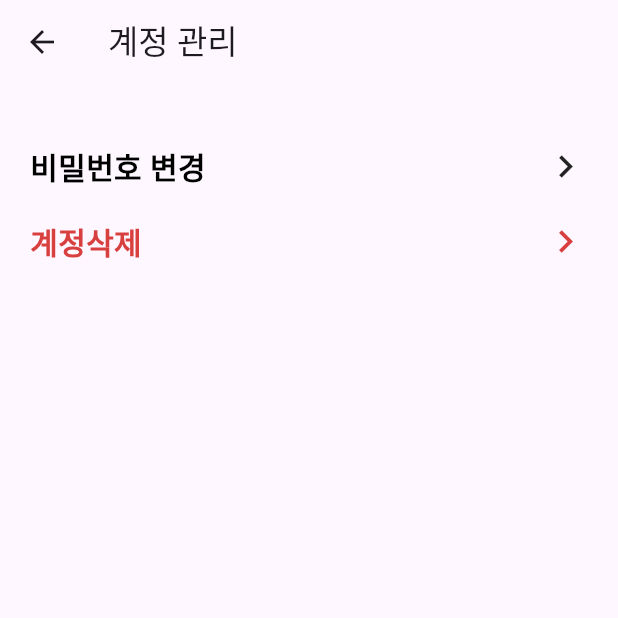
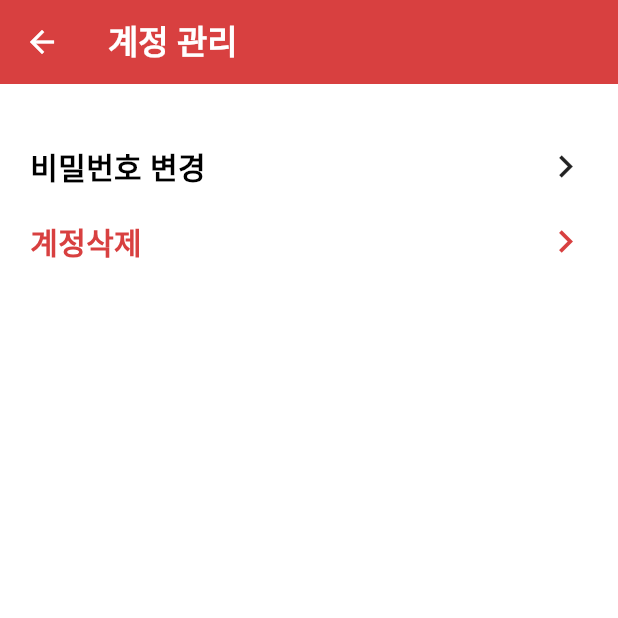
Before and after one commit to APP-iOS7/study_cafe-P6, a Flutter app: the BottomTabBar screen opened directly, item 3 of the bottom bar chosen, after a tap on "계정 관리", on a phone screen of 412 x 824 dp, the top half of it. Run offline on Flutter 3.47's test engine with Material 3 defaults, Android fonts, the phone set to English and light mode, and no system bars; our stand-ins replace cloud_firestore, firebase_auth, firebase_core, flutter_native_splash, get, image_picker; missing offline and left inert: tosspayments_widget_sdk_flutter; accounts and stored records are empty.

Commit message:
UI 개선: 전체 화면 배경색 통일 및 세부 스타일 조정
- 모든 주요 화면에 흰색 배경(backgroundColor: Colors.white) 적용
- 계정 관리 화면 앱바 스타일 개선 (뒤로가기 버튼 색상, 제목 폰트 굵기)
- 예약 내역 화면 카드 높이 및 마진 미세 조정
- 프로필 이미지 테두리 색상 연한 회색으로 변경
- 불필요한 import 제거

```diff
--- a/study_cafe_p6/lib/Screen/Payment/payfail_screen.dart
+++ b/study_cafe_p6/lib/Screen/Payment/payfail_screen.dart
@@ -1,6 +1,5 @@
 import 'package:flutter/material.dart';
 import 'package:get/get.dart';
-import 'package:study_cafe_p6/Screen/main_home_screen.dart';
 import 'package:study_cafe_p6/Screen/tabbar_screen.dart';
 
 class PayFailed extends StatelessWidget {
@@ -9,6 +8,7 @@ class PayFailed extends StatelessWidget {
   @override
   Widget build(BuildContext context) {
     return Scaffold(
+      backgroundColor: Colors.white,
       body: Center(
         child: Column(
           mainAxisAlignment: MainAxisAlignment.center,
--- a/study_cafe_p6/lib/Screen/Reservation/reservation_screen.dart
+++ b/study_cafe_p6/lib/Screen/Reservation/reservation_screen.dart
@@ -30,6 +30,7 @@ class _ReservationScreenState extends State<ReservationScreen> {
     }
 
     return Scaffold(
+      backgroundColor: Colors.white,
       appBar: AppBar(
         leading: IconButton(
           icon: Icon(Icons.arrow_back_ios_new, color: Colors.white),
--- a/study_cafe_p6/lib/Screen/account_manager.dart
+++ b/study_cafe_p6/lib/Screen/account_manager.dart
@@ -1,4 +1,3 @@
-import 'package:flutter/cupertino.dart';
 import 'package:flutter/material.dart';
 import 'package:study_cafe_p6/Screen/alertdialog_screen.dart';
 
@@ -8,7 +7,15 @@ class AccountManager extends StatelessWidget {
   @override
   Widget build(BuildContext context) {
     return Scaffold(
-      appBar: AppBar(title: Text('계정 관리')),
+      backgroundColor: Colors.white,
+      appBar: AppBar(
+        leading: const BackButton(color: Colors.white),
+        title: Text(
+          '계정 관리',
+          style: TextStyle(color: Colors.white, fontWeight: FontWeight.bold),
+        ),
+        backgroundColor: Color(0xffd84040),
+      ),
 
       body: Column(
         mainAxisAlignment: MainAxisAlignment.start,
--- a/study_cafe_p6/lib/Screen/main_home_screen.dart
+++ b/study_cafe_p6/lib/Screen/main_home_screen.dart
@@ -23,6 +23,7 @@ class _MainHomeViewState extends State<MainHomeView> {
     return PopScope(
       canPop: false,
       child: Scaffold(
+        backgroundColor: Colors.white,
         body: SingleChildScrollView(
           child: Padding(
             padding: const EdgeInsets.all(20.0),
--- a/study_cafe_p6/lib/Screen/myinfo_screen.dart
+++ b/study_cafe_p6/lib/Screen/myinfo_screen.dart
@@ -26,6 +26,7 @@ class _MyinfoScreenState extends State<MyinfoScreen> {
     return PopScope(
       canPop: false,
       child: Scaffold(
+        backgroundColor: Colors.white,
         appBar: AppBar(
           automaticallyImplyLeading: false,
           backgroundColor: Color(0xffd84040),
@@ -393,7 +394,10 @@ class _RoundCircleState extends State<RoundCircle> {
         decoration: BoxDecoration(
           shape: BoxShape.circle,
           color: Colors.grey[300],
-          border: Border.all(color: Colors.black, width: 2),
+          border: Border.all(
+            color: const Color.fromARGB(255, 217, 216, 216),
+            width: 2,
+          ),
           image:
               _base64Image != null
                   ? DecorationImage(
--- a/study_cafe_p6/lib/Screen/seat_page_screen.dart
+++ b/study_cafe_p6/lib/Screen/seat_page_screen.dart
@@ -100,6 +100,7 @@ class _SeatPageViewState extends State<SeatPageView> {
     return PopScope(
       canPop: widget.isFromHome, // 홈에서 왔을 때만 뒤로가기 가능
       child: Scaffold(
+        backgroundColor: Colors.white,
         appBar: AppBar(
           automaticallyImplyLeading: widget.isFromHome,
           foregroundColor: Colors.white, // 홈에서 왔을 때만 뒤로가기 버튼 표시
--- a/study_cafe_p6/lib/Screen/tabbar_screen.dart
+++ b/study_cafe_p6/lib/Screen/tabbar_screen.dart
@@ -42,6 +42,7 @@ class _BottomTabBarState extends State<BottomTabBar> {
               onTap: _onItemTapped,
               selectedItemColor: Color(0xffd84040),
               unselectedItemColor: Colors.grey,
+              backgroundColor: Colors.white,
               items: [
                 BottomNavigationBarItem(
                   icon: _selectedTabItem(Icons.home_outlined, '홈', 0),
```
Also changed, not shown: study_cafe_p6/lib/Screen/Reservation/reservation_history_screen.dart (+14 -10 lines).
